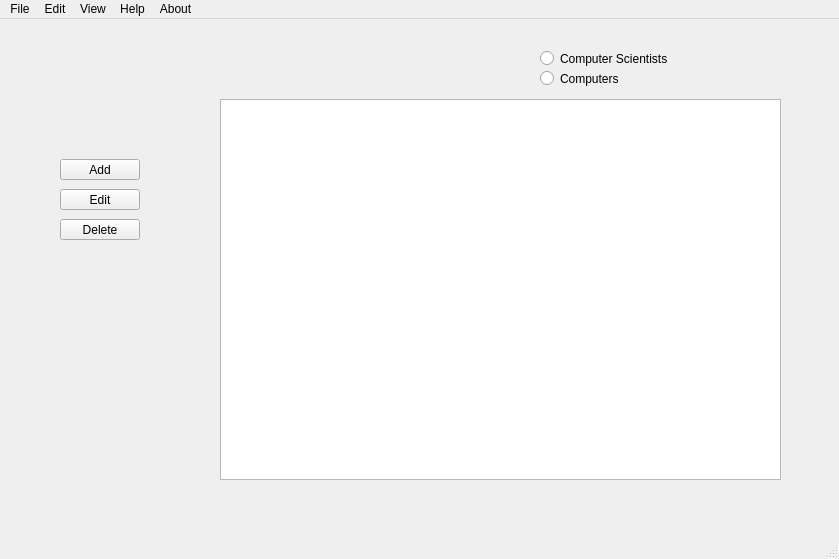
Old version of the form mainwindow.ui in the repository hrafnkelli14/Verklegt-verkefni-3.
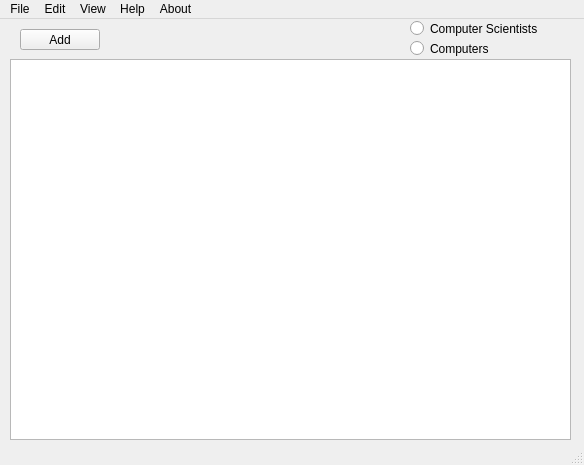
New version of the form.

Commit message: resized main window

```diff
--- a/mainwindow.ui
+++ b/mainwindow.ui
@@ -6,8 +6,8 @@
    <rect>
     <x>0</x>
     <y>0</y>
-    <width>839</width>
-    <height>559</height>
+    <width>584</width>
+    <height>465</height>
    </rect>
   </property>
   <property name="windowTitle">
@@ -17,8 +17,8 @@
    <widget class="QTableView" name="tableView">
     <property name="geometry">
      <rect>
-      <x>220</x>
-      <y>80</y>
+      <x>10</x>
+      <y>40</y>
       <width>561</width>
       <height>381</height>
      </rect>
@@ -27,8 +27,8 @@
    <widget class="QRadioButton" name="radioCS">
     <property name="geometry">
      <rect>
-      <x>540</x>
-      <y>30</y>
+      <x>410</x>
+      <y>0</y>
       <width>171</width>
       <height>19</height>
      </rect>
@@ -43,8 +43,8 @@
    <widget class="QRadioButton" name="radioComp">
     <property name="geometry">
      <rect>
-      <x>540</x>
-      <y>50</y>
+      <x>410</x>
+      <y>20</y>
       <width>111</width>
       <height>19</height>
      </rect>
@@ -59,8 +59,8 @@
    <widget class="QPushButton" name="addButton">
     <property name="geometry">
      <rect>
-      <x>60</x>
-      <y>140</y>
+      <x>20</x>
+      <y>10</y>
       <width>80</width>
       <height>21</height>
      </rect>
@@ -69,39 +69,13 @@
      <string>Add</string>
     </property>
    </widget>
-   <widget class="QPushButton" name="pushButton_2">
-    <property name="geometry">
-     <rect>
-      <x>60</x>
-      <y>200</y>
-      <width>80</width>
-      <height>21</height>
-     </rect>
-    </property>
-    <property name="text">
-     <string>Delete</string>
-    </property>
-   </widget>
-   <widget class="QPushButton" name="editButton">
-    <property name="geometry">
-     <rect>
-      <x>60</x>
-      <y>170</y>
-      <width>80</width>
-      <height>21</height>
-     </rect>
-    </property>
-    <property name="text">
-     <string>Edit</string>
-    </property>
-   </widget>
   </widget>
   <widget class="QMenuBar" name="menuBar">
    <property name="geometry">
     <rect>
      <x>0</x>
      <y>0</y>
-     <width>839</width>
+     <width>584</width>
      <height>20</height>
     </rect>
    </property>
```
The commit also changes 1 other file.
